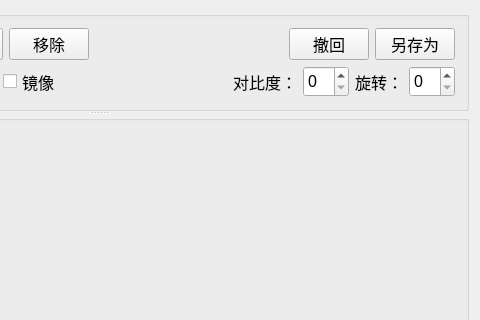
Before: the Qt Designer form main/ImageViewer.ui in TurtleOvOb/ImageViewer, drawn with Qt 5; both pictures show x 282 to 762 and y 0 to 320 of the 762 by 556 pixel window.
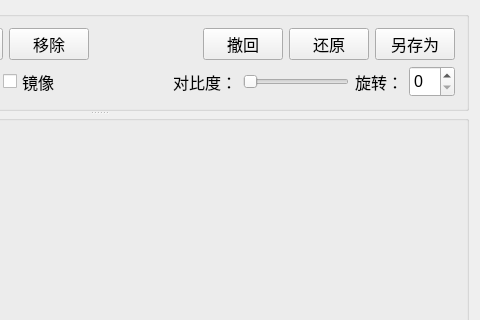
After: the same form once the commit is applied.

The edit to the form file:
```diff
--- a/main/ImageViewer.ui
+++ b/main/ImageViewer.ui
@@ -190,7 +190,31 @@
           </widget>
          </item>
          <item>
-          <widget class="QPushButton" name="btn_SaveAs">
+          <widget class="QPushButton" name="btnRestore">
+           <property name="sizePolicy">
+            <sizepolicy hsizetype="Minimum" vsizetype="Expanding">
+             <horstretch>0</horstretch>
+             <verstretch>0</verstretch>
+            </sizepolicy>
+           </property>
+           <property name="maximumSize">
+            <size>
+             <width>16777215</width>
+             <height>100</height>
+            </size>
+           </property>
+           <property name="font">
+            <font>
+             <pointsize>12</pointsize>
+            </font>
+           </property>
+           <property name="text">
+            <string>还原</string>
+           </property>
+          </widget>
+         </item>
+         <item>
+          <widget class="QPushButton" name="btnSaveAs">
            <property name="sizePolicy">
             <sizepolicy hsizetype="Minimum" vsizetype="Expanding">
              <horstretch>0</horstretch>
@@ -303,17 +327,9 @@
           </widget>
          </item>
          <item>
-          <widget class="QSpinBox" name="spinBox_Contrast">
-           <property name="sizePolicy">
-            <sizepolicy hsizetype="Minimum" vsizetype="Expanding">
-             <horstretch>0</horstretch>
-             <verstretch>0</verstretch>
-            </sizepolicy>
-           </property>
-           <property name="font">
-            <font>
-             <pointsize>12</pointsize>
-            </font>
+          <widget class="QSlider" name="contrastSlider">
+           <property name="orientation">
+            <enum>Qt::Orientation::Horizontal</enum>
            </property>
           </widget>
          </item>
```
